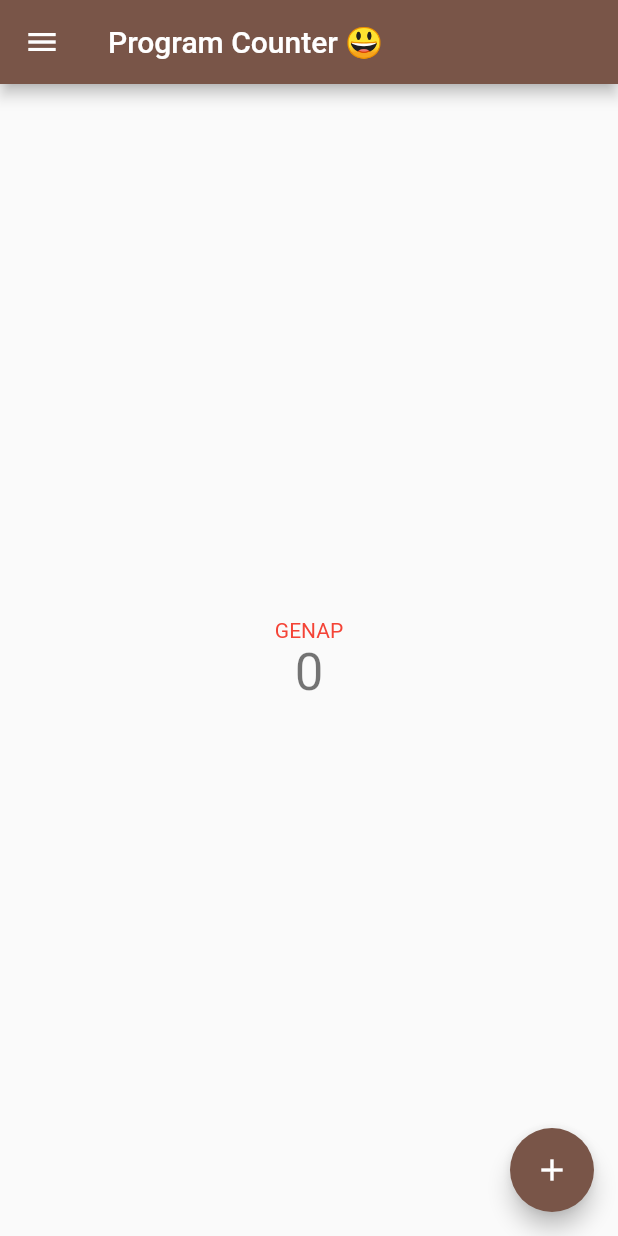
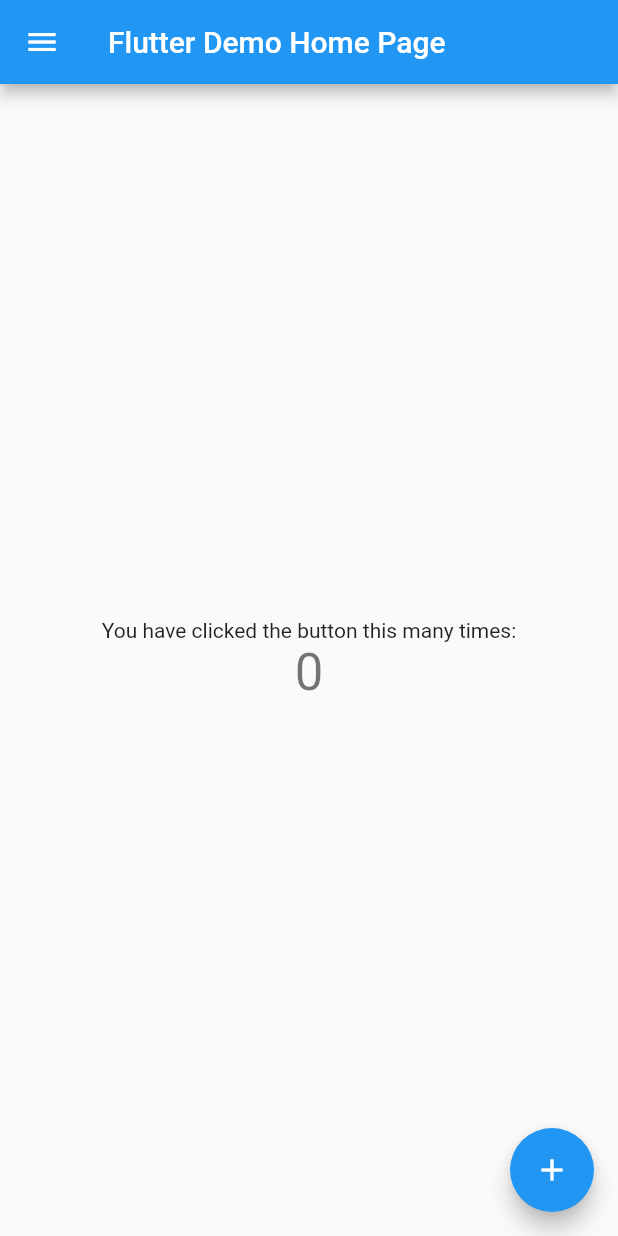
Before and after one commit to pantunn/pbp-flutter-tutorial, a Flutter app: the screen it shows after launch, on a phone screen of 412 x 824 dp. Run offline on Flutter 3.47's test engine with Material 2 defaults, Android fonts, the phone set to English and light mode, and no system bars.

```diff
--- a/flutter_application_1/lib/main.dart
+++ b/flutter_application_1/lib/main.dart
@@ -1,5 +1,7 @@
 import 'package:flutter/material.dart';
-import 'package:flutter_application_1/drawer.dart';
+import 'package:flutter_application_1/form.dart';
+
+
 void main() {
   runApp(const MyApp());
 }
@@ -7,50 +9,31 @@ void main() {
 class MyApp extends StatelessWidget {
     const MyApp({super.key});
 
-  // This widget is the root of your application.
     @override
     Widget build(BuildContext context) {
         return MaterialApp(
         title: 'Flutter Demo',
         theme: ThemeData(
-        // This is the theme of your application.
-        //
-        // Try running your application with "flutter run". You'll see the
-        // application has a blue toolbar. Then, without quitting the app, try
-        // changing the primarySwatch below to Colors.green and then invoke
-        // "hot reload" (press "r" in the console where you ran "flutter run",
-        // or simply save your changes to "hot reload" in a Flutter IDE).
-        // Notice that the counter didn't reset back to zero; the application
-        // is not restarted.
-        primarySwatch: Colors.brown,
+            primarySwatch: Colors.blue,
         ),
-      home: const MyHomePage(title: 'Program Counter 😃'),
+        home: const MyHomePage(),
         );
     }
 }
 
 class MyHomePage extends StatefulWidget {
-  const MyHomePage({super.key, required this.title});
+    const MyHomePage({super.key});
 
-  // This widget is the home page of your application. It is stateful, meaning
-  // that it has a State object (defined below) that contains fields that affect
-  // how it looks.
-
-  // This class is the configuration for the state. It holds the values (in this
-  // case the title) provided by the parent (in this case the App widget) and
-  // used by the build method of the State. Fields in a Widget subclass are
-  // always marked "final".
-
-  final String title;
+    final String title = 'Flutter Demo Home Page';
 
     @override
     State<MyHomePage> createState() => _MyHomePageState();
 }
 
+
 class _MyHomePageState extends State<MyHomePage> {
   int _counter = 0;
-  String genap = 'genap ✌🏻';
-  String ganjil = 'ganjil ☝🏻';
+
   void _incrementCounter() {
     setState(() {
       // This call to setState tells the Flutter framework that something has
@@ -59,15 +42,6 @@ class _MyHomePageState extends State<MyHomePage> {
       // _counter without calling setState(), then the build method would not be
       // called again, and so nothing would appear to happen.
       _counter++;
-    });
-  }
-
-  void _decrementCounter(){
-    setState(() {
-      if(_counter > 0) {
-        _counter--;
-      }
-
     });
   }
 
@@ -81,11 +55,36 @@ class _MyHomePageState extends State<MyHomePage> {
     // than having to individually change instances of widgets.
     return Scaffold(
       appBar: AppBar(
-        // Here we take the value from the MyHomePage object that was created by
-        // the App.build method, and use it to set our appbar title.
         title: Text(widget.title),
       ),
-      drawer: const MyDrawer(),
+      // Menambahkan drawer menu
+      drawer: Drawer(
+          child: Column(
+            children: [
+              // Menambahkan clickable menu
+              ListTile(
+                title: const Text('Counter'),
+                onTap: () {
+                  // Route menu ke halaman utama
+                  Navigator.pushReplacement(
+                    context,
+                    MaterialPageRoute(builder: (context) => const MyHomePage()),
+                  );
+                },
+              ),
+              ListTile(
+                title: const Text('Form'),
+                onTap: () {
+                  // Route menu ke halaman form
+                  Navigator.pushReplacement(
+                    context,
+                    MaterialPageRoute(builder: (context) => const MyFormPage()),
+                  );
+                },
+              ),
+            ],
+          ),
+        ),
       body: Center(
         // Center is a layout widget. It takes a single child and positions it
         // in the middle of the parent.
@@ -106,56 +105,21 @@ class _MyHomePageState extends State<MyHomePage> {
           // horizontal).
           mainAxisAlignment: MainAxisAlignment.center,
           children: <Widget>[
-            if (_counter % 2 == 0)... [
-              const Text('GENAP',
-              style:TextStyle(color: Colors.red),),
-            ]else...[
-              const Text('GANJIL',
-              style: TextStyle(color: Colors.blue),),
-            ],
+            const Text(
+              'You have clicked the button this many times:',
+            ),
             Text(
               '$_counter',
               style: Theme.of(context).textTheme.headline4,
             ),
           ],
-
         ),
       ),
-
-      floatingActionButton: Padding(
-        padding: EdgeInsets.only(left: 30),
-        child: Row(
-          crossAxisAlignment: CrossAxisAlignment.end,
-          children: [
-            if (_counter == 0)... {
-
-              Expanded(child: Container()),
-              FloatingActionButton(
+      floatingActionButton: FloatingActionButton(
         onPressed: _incrementCounter,
         tooltip: 'Increment',
         child: const Icon(Icons.add),
       ), // This trailing comma makes auto-formatting nicer for build methods.
-            }
-            else... {
-              FloatingActionButton(
-
-              onPressed: _decrementCounter,
-              tooltip: 'Decrement',
-              child: const Icon(Icons.remove),
-              ), // This trailing comma makes auto-formatting nicer for build methods.
-              Expanded(child: Container()),
-              FloatingActionButton(
-                onPressed: _incrementCounter,
-                tooltip: 'Increment',
-                child: const Icon(Icons.add),
-              ), // This trailing comma makes auto-formatting nicer for build methods.
-            }
-
-          ],
-        )
-
-      )
-
     );
   }
 }
```
Also changed, not shown: flutter_application_1/lib/budget.dart (deleted, +0 -78 lines), flutter_application_1/lib/data.dart (deleted, +0 -16 lines), flutter_application_1/lib/drawer.dart (deleted, +0 -51 lines), flutter_application_1/lib/form.dart (+213 -143 lines). Lines whose indentation alone changed are shown as unchanged.
